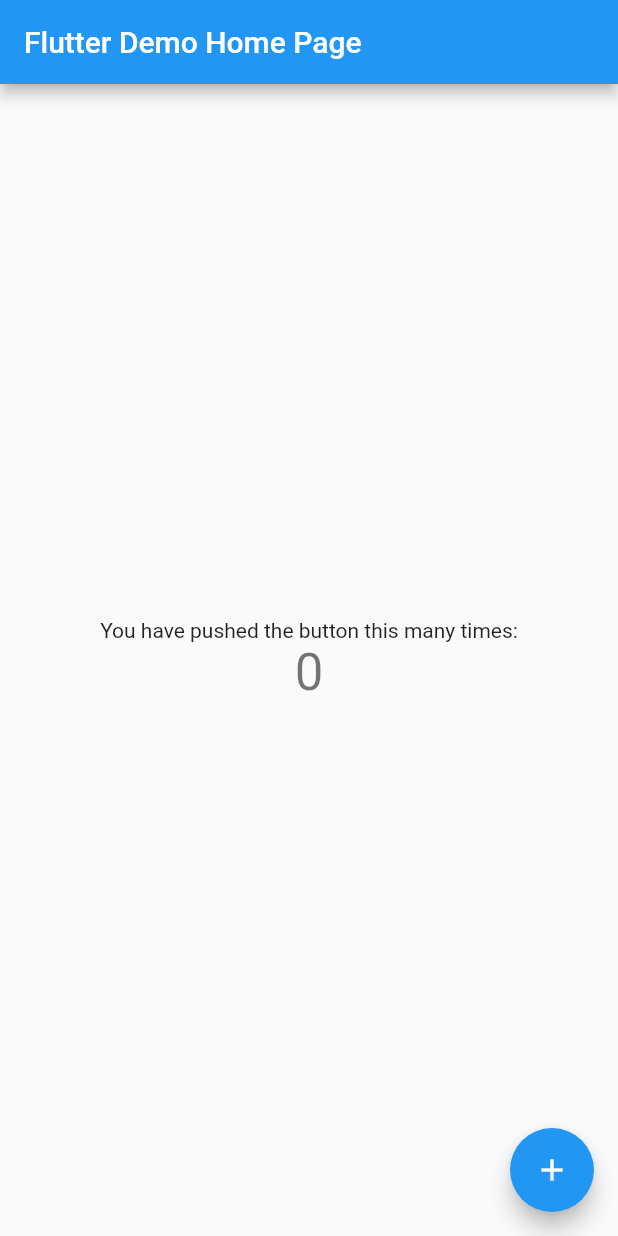
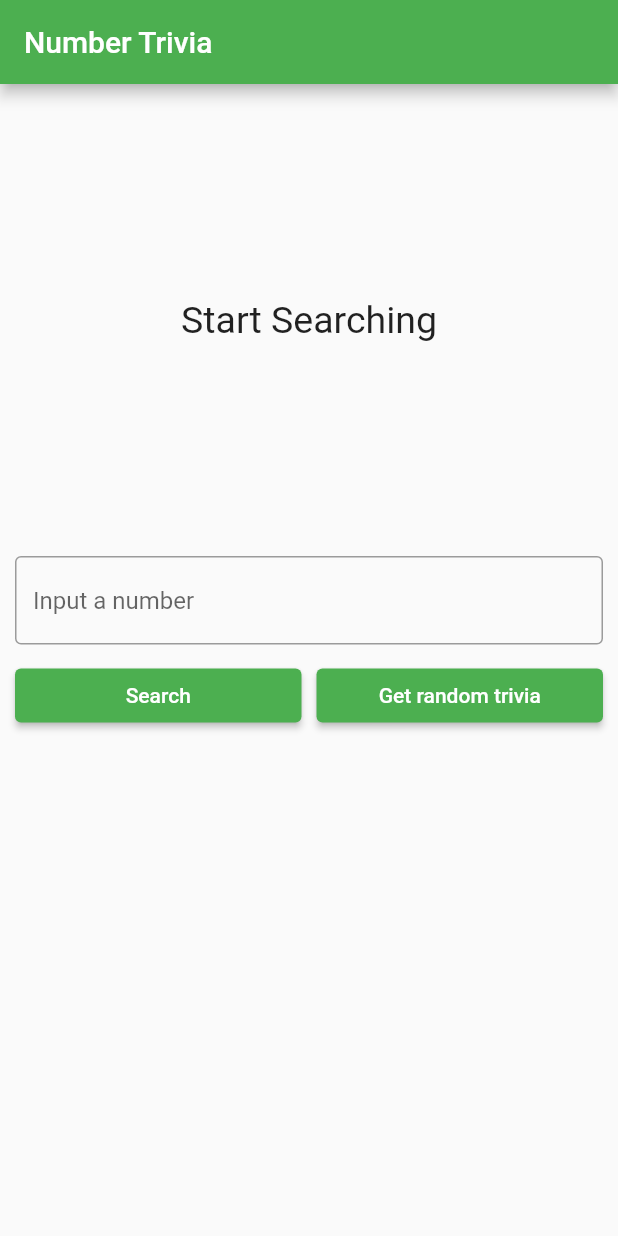
Before and after one commit to vuzzer/clean_architecture_TDD, a Flutter app: the screen it shows after launch, on a phone screen of 412 x 824 dp. Run offline on Flutter 3.47's test engine with Material 2 defaults, Android fonts, the phone set to English and light mode, and no system bars; our stand-ins replace built_value, dartz, equatable, flutter_bloc, get_it, internet_connection_checker and 1 more.

Commit message:
build: implement presentation logic

```diff
--- /dev/null
+++ b/lib/features/number_trivia/presentation/pages/number_trivia_page.dart
@@ -0,0 +1,51 @@
+import 'package:clarchtdd/features/number_trivia/presentation/bloc/number_trivia_bloc.dart';
+import 'package:clarchtdd/features/number_trivia/presentation/widget/widgets.dart';
+import 'package:clarchtdd/injection_container.dart';
+import 'package:flutter/material.dart';
+import 'package:flutter_bloc/flutter_bloc.dart';
+
+class NumberTriviaPage extends StatelessWidget {
+  const NumberTriviaPage({super.key});
+  @override
+  Widget build(BuildContext context) {
+    return Scaffold(
+      appBar: AppBar(
+        title: const Text("Number Trivia"),
+      ),
+      body: BlocProvider(
+          create: (_) => sl<NumberTriviaBloc>(),
+          child: Center(
+            child: Padding(
+              padding: const EdgeInsets.all(10.0),
+              child: Column(
+                children: [
+                  const SizedBox(
+                    height: 10.0,
+                  ),
+                  BlocBuilder<NumberTriviaBloc, NumberTriviaState>(
+                    builder: (context, state) {
+                      if (state is Empty) {
+                        return const MessageDisplay(message: "Start Searching");
+                      } else if (state is Loading) {
+                        return const LoadingWidget();
+                      } else if (state is Loaded) {
+                        return  TriviaDisplay(numberTrivia: state.trivia);
+                      } else if (state is Error) {
+                        return MessageDisplay(message: state.message);
+                      }
+
+                      // We're going to also check for the other states
+                      return const Text("Text");
+                    },
+                  ),
+                  const SizedBox(
+                    height: 20,
+                  ),
+                  const TriviaControls()
+                ],
+              ),
+            ),
+          )),
+    );
+  }
+}
--- /dev/null
+++ b/lib/features/number_trivia/presentation/widget/message_display.dart
@@ -0,0 +1,27 @@
+import 'package:flutter/material.dart';
+
+class MessageDisplay extends StatelessWidget {
+  final String message;
+
+  const MessageDisplay({
+    Key? key,
+    required this.message,
+  }) : super(key: key);
+
+  @override
+  Widget build(BuildContext context) {
+    return Container(
+      // Third of the size of the screen
+      height: MediaQuery.of(context).size.height / 3,
+      child: Center(
+        child: SingleChildScrollView(
+          child: Text(
+            message,
+            style: TextStyle(fontSize: 25),
+            textAlign: TextAlign.center,
+          ),
+        ),
+      ),
+    );
+  }
+}
--- /dev/null
+++ b/lib/features/number_trivia/presentation/widget/trivia_controls.dart
@@ -0,0 +1,75 @@
+import 'package:clarchtdd/features/number_trivia/presentation/bloc/number_trivia_bloc.dart';
+import 'package:flutter/material.dart';
+import 'package:flutter_bloc/flutter_bloc.dart';
+
+
+class TriviaControls extends StatefulWidget {
+  const TriviaControls({
+    Key? key,
+  }) : super(key: key);
+
+  @override
+  TriviaControlsState createState() => TriviaControlsState();
+}
+
+
+  class TriviaControlsState extends State<TriviaControls> {
+  final controller = TextEditingController();
+  String? inputStr;
+
+  @override
+  Widget build(BuildContext context) {
+    return Column(
+      children: <Widget>[
+        TextField(
+          controller: controller,
+          keyboardType: TextInputType.number,
+          decoration: const InputDecoration(
+            border: OutlineInputBorder(),
+            hintText: 'Input a number',
+          ),
+          onChanged: (value) {
+            inputStr = value;
+          },
+          onSubmitted: (_) {
+            dispatchConcrete();
+          },
+        ),
+       const SizedBox(height: 10),
+        Row(
+          children: <Widget>[
+            Expanded(
+              child: ElevatedButton(
+
+
+                onPressed: dispatchConcrete,
+                  child: const Text('Search'),
+              ),
+            ),
+            const SizedBox(width: 10),
+            Expanded(
+              child: ElevatedButton(
+                onPressed: dispatchRandom,
+                child: const Text('Get random trivia'),
+
+              ),
+            ),
+          ],
+        )
+      ],
+    );
+  }
+
+  void dispatchConcrete() {
+    // Clearing the TextField to prepare it for the next inputted number
+    controller.clear();
+    BlocProvider.of<NumberTriviaBloc>(context)
+        .add(GetTriviaForConcreteNumber(inputStr as String));
+  }
+
+  void dispatchRandom() {
+    controller.clear();
+    BlocProvider.of<NumberTriviaBloc>(context)
+        .add(GetTriviaForRandomNumber());
+  }
+}
--- /dev/null
+++ b/lib/features/number_trivia/presentation/widget/widgets.dart
@@ -0,0 +1,4 @@
+export 'loading_widget.dart';
+export 'message_display.dart';
+export 'trivia_display.dart';
+export 'trivia_controls.dart';
--- a/lib/main.dart
+++ b/lib/main.dart
@@ -1,6 +1,12 @@
+import 'package:clarchtdd/features/number_trivia/presentation/pages/number_trivia_page.dart';
 import 'package:flutter/material.dart';
+import 'injection_container.dart' as di;
 
-void main() {
+void main() async {
+  WidgetsFlutterBinding.ensureInitialized();
+
+  await di.init();
+
   runApp(const MyApp());
 }
 
@@ -11,105 +17,10 @@ class MyApp extends StatelessWidget {
   @override
   Widget build(BuildContext context) {
     return MaterialApp(
-      title: 'Flutter Demo',
-      theme: ThemeData(
-        // This is the theme of your application.
-        //
-        // Try running your application with "flutter run". You'll see the
-        // application has a blue toolbar. Then, without quitting the app, try
-        // changing the primarySwatch below to Colors.green and then invoke
-        // "hot reload" (press "r" in the console where you ran "flutter run",
-        // or simply save your changes to "hot reload" in a Flutter IDE).
-        // Notice that the counter didn't reset back to zero; the application
-        // is not restarted.
-        primarySwatch: Colors.blue,
-      ),
-      home: const MyHomePage(title: 'Flutter Demo Home Page'),
-    );
+        title: 'Number Trivia',
+        theme: ThemeData(
+          primarySwatch: Colors.green,
+        ),
+        home: const NumberTriviaPage());
   }
 }
-
-class MyHomePage extends StatefulWidget {
-  const MyHomePage({super.key, required this.title});
-
-  // This widget is the home page of your application. It is stateful, meaning
-  // that it has a State object (defined below) that contains fields that affect
-  // how it looks.
-
-  // This class is the configuration for the state. It holds the values (in this
-  // case the title) provided by the parent (in this case the App widget) and
-  // used by the build method of the State. Fields in a Widget subclass are
-  // always marked "final".
-
-  final String title;
-
-  @override
-  State<MyHomePage> createState() => _MyHomePageState();
-}
-
-class _MyHomePageState extends State<MyHomePage> {
-  int _counter = 0;
-
-  void _incrementCounter() {
-    setState(() {
-      // This call to setState tells the Flutter framework that something has
-      // changed in this State, which causes it to rerun the build method below
-      // so that the display can reflect the updated values. If we changed
-      // _counter without calling setState(), then the build method would not be
-      // called again, and so nothing would appear to happen.
-      _counter++;
-    });
-  }
-
-  @override
-  Widget build(BuildContext context) {
-    // This method is rerun every time setState is called, for instance as done
-    // by the _incrementCounter method above.
-    //
-    // The Flutter framework has been optimized to make rerunning build methods
-    // fast, so that you can just rebuild anything that needs updating rather
-    // than having to individually change instances of widgets.
-    return Scaffold(
-      appBar: AppBar(
-        // Here we take the value from the MyHomePage object that was created by
-        // the App.build method, and use it to set our appbar title.
-        title: Text(widget.title),
-      ),
-      body: Center(
-        // Center is a layout widget. It takes a single child and positions it
-        // in the middle of the parent.
-        child: Column(
-          // Column is also a layout widget. It takes a list of children and
-          // arranges them vertically. By default, it sizes itself to fit its
-          // children horizontally, and tries to be as tall as its parent.
-          //
-          // Invoke "debug painting" (press "p" in the console, choose the
-          // "Toggle Debug Paint" action from the Flutter Inspector in Android
-          // Studio, or the "Toggle Debug Paint" command in Visual Studio Code)
-          // to see the wireframe for each widget.
-          //
-          // Column has various properties to control how it sizes itself and
-          // how it positions its children. Here we use mainAxisAlignment to
-          // center the children vertically; the main axis here is the vertical
-          // axis because Columns are vertical (the cross axis would be
-          // horizontal).
-          mainAxisAlignment: MainAxisAlignment.center,
-          children: <Widget>[
-            const Text(
-              'You have pushed the button this many times:',
-            ),
-            Text(
-              '$_counter',
-              style: Theme.of(context).textTheme.headline4,
-            ),
-          ],
-        ),
-      ),
-      floatingActionButton: FloatingActionButton(
-        onPressed: _incrementCounter,
-        tooltip: 'Increment',
-        child: const Icon(Icons.add),
-      ), // This trailing comma makes auto-formatting nicer for build methods.
-    );
-  }
-}
--- a/pubspec.yaml
+++ b/pubspec.yaml
@@ -24,6 +24,7 @@ dependencies:
   shared_preferences: ^2.1.0
   http: ^0.13.6
   flutter_bloc: ^8.1.2
+  get_it: ^7.6.0
 
 dev_dependencies:
   flutter_test:
```
Also changed, not shown: lib/features/number_trivia/presentation/bloc/number_trivia_bloc.dart (+19 -10 lines), lib/features/number_trivia/presentation/widget/loading_widget.dart (added, +17 -0 lines), lib/features/number_trivia/presentation/widget/trivia_display.dart (added, +43 -0 lines), lib/injection_container.dart (+50 -0 lines), pubspec.lock.
